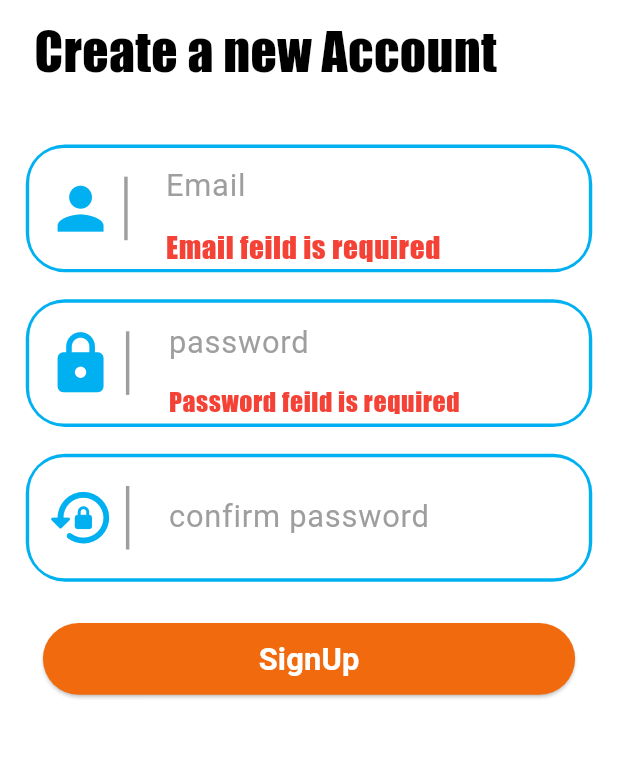
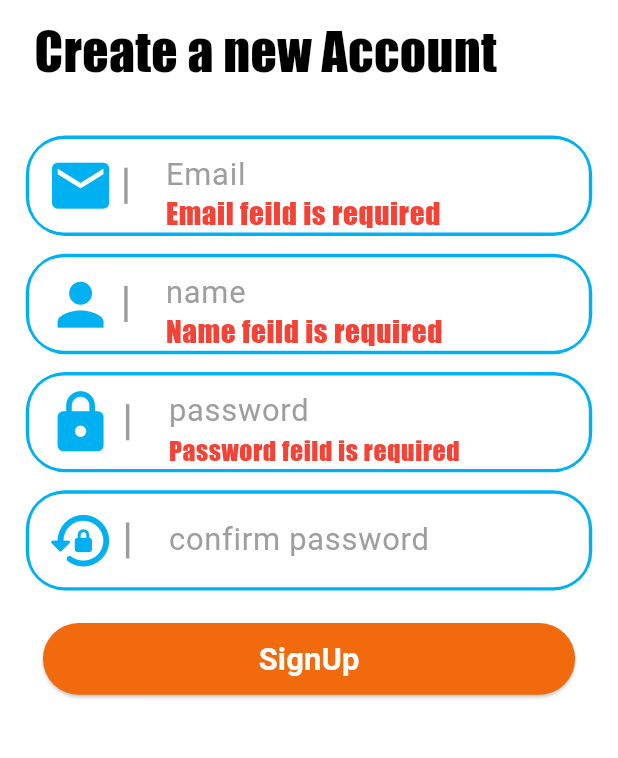
Before and after one commit to Mohand-2004/Chatti, a Flutter app: the SignupScreen screen opened directly, after a tap on "SignUp", on a phone screen of 412 x 824 dp, the part 430-1188 px from its top. Run offline on Flutter 3.47's test engine with Material 3 defaults, Android fonts, the phone set to English and light mode, and no system bars; our stand-ins replace cloud_firestore, device_preview, firebase_auth, firebase_core, flutter_bloc, flutter_screenutil; accounts and stored records are empty.

Commit message:
add users firestore

```diff
--- a/lib/cubits/auth cubit/signup_auth_cubit.dart
+++ b/lib/cubits/auth cubit/signup_auth_cubit.dart
@@ -1,16 +1,29 @@
 import 'package:firebase_auth/firebase_auth.dart';
 import 'package:my_app/cubits/auth%20cubit/states.dart';
 import 'package:flutter_bloc/flutter_bloc.dart';
+import 'package:my_app/models/firebase_collections.dart';
 
 class SignUpAuthCubit extends Cubit<AuthState>{
   SignUpAuthCubit() : super(NullState());
-  void signUp(String email,String password) async {
+
+  void _addUser(String email,String password,String name){
+    fireUsers.add(
+      {
+        'email' : email,
+        'name' : name,
+        'password' : password,
+      }
+    );
+  }
+
+  void signUp(String email,String password,String name) async {
     emit(LoadingState());
     try{
       await FirebaseAuth.instance.createUserWithEmailAndPassword(
         email: email,
         password: password
       );
+      _addUser(email,password,name);
       emit(SuccessState());
     }
     on FirebaseAuthException catch(e){
--- a/lib/cubits/core_controller.dart
+++ b/lib/cubits/core_controller.dart
@@ -6,6 +6,7 @@ class CoreController{
   GlobalKey<FormState> signUpValidationsKey = GlobalKey();
   GlobalKey<FormState> loginValidationsKey = GlobalKey();
   TextEditingController emailSignController = TextEditingController();
+  TextEditingController nameSignController = TextEditingController();
   TextEditingController passwordSignController = TextEditingController();
   TextEditingController confirmpasswordController = TextEditingController();
   TextEditingController emailLoginController = TextEditingController();
@@ -13,8 +14,9 @@ class CoreController{
   SignUpAuthCubit signUpAuthCubit = SignUpAuthCubit();
   LoginAuthCubit loginAuthCubit = LoginAuthCubit();
 
+
   void signUp(){
-    signUpAuthCubit.signUp(emailSignController.text,passwordSignController.text);
+    signUpAuthCubit.signUp(emailSignController.text,passwordSignController.text,nameSignController.text);
   }
 
   void login(){
--- a/lib/cubits/login auth cubit/login_auth_cubit.dart
+++ b/lib/cubits/login auth cubit/login_auth_cubit.dart
@@ -1,14 +1,28 @@
 import 'package:firebase_auth/firebase_auth.dart';
 import 'package:flutter_bloc/flutter_bloc.dart';
 import 'package:my_app/cubits/login%20auth%20cubit/states.dart';
+import 'package:my_app/models/firebase_collections.dart';
+import 'package:my_app/models/user.dart';
 
 class LoginAuthCubit extends Cubit<LoginState>{
-  LoginAuthCubit() : super(LoginSuccessState());
+  AppUser? currentUser;
+  LoginAuthCubit() : super(LoginNullState());
+
+  Future<AppUser?> selectUserByEmail(String email) async {
+    var response = await fireUsers.get();
+    for(var user in response.docs){
+      if(user['email'] == email){
+        return AppUser.fromFirebaseJson(user);
+      }
+    }
+    return null;
+  }
 
   void login(String email,String password) async {
     emit(LoginLoadingState());
     try{
       await FirebaseAuth.instance.signInWithEmailAndPassword(email: email,password: password);
+      currentUser = await selectUserByEmail(email);
       emit(LoginSuccessState());
     }
     on FirebaseAuthException{
--- /dev/null
+++ b/lib/models/firebase_collections.dart
@@ -0,0 +1,10 @@
+import 'package:cloud_firestore/cloud_firestore.dart';
+
+enum FirebaseCollections{
+  chats,
+  massages,
+  users,
+}
+CollectionReference fireUsers = FirebaseFirestore.instance.collection(FirebaseCollections.users.name);
+CollectionReference fireMassages = FirebaseFirestore.instance.collection(FirebaseCollections.massages.name);
+CollectionReference fireChats = FirebaseFirestore.instance.collection(FirebaseCollections.chats.name);
--- /dev/null
+++ b/lib/models/user.dart
@@ -0,0 +1,22 @@
+import 'package:cloud_firestore/cloud_firestore.dart';
+
+class AppUser{
+  late final String _email;
+  late final String _password;
+  late final String _name;
+  AppUser({required String name,required String email,required String password}){
+    _email = email;
+    _password = password;
+    _name = name;
+  }
+  factory AppUser.fromFirebaseJson(QueryDocumentSnapshot json){
+    return AppUser(
+      name: json['name'],
+      email: json['email'],
+      password: json['password'],
+    );
+  }
+  String get email => _email;
+  String get password => _password;
+  String get name => _name;
+}
--- a/lib/screens/home_page.dart
+++ b/lib/screens/home_page.dart
@@ -6,11 +6,13 @@ import 'package:my_app/cubits/core_controller.dart';
 import 'package:my_app/cubits/login%20auth%20cubit/login_auth_cubit.dart';
 import 'package:my_app/cubits/login%20auth%20cubit/states.dart';
 import 'package:my_app/models/app_colors.dart';
+import 'package:my_app/models/user.dart';
 import 'package:my_app/widgets/adaptive_loading_indicator.dart';
 import 'package:my_app/widgets/logout_confirm_alert.dart';
 
-class HomePage extends StatefulWidget {
-  const HomePage({super.key});
+class HomePage extends StatefulWidget{
+  final AppUser user;
+  const HomePage({super.key,required this.user});
   @override
   State<HomePage> createState() => _HomePageState();
 }
@@ -105,7 +107,7 @@ class _HomePageState extends State<HomePage> {
               alignment: Alignment.center,
               color: Colors.white,
               child: Text(
-                'Text',
+                'email : ${widget.user.email}\nname : ${widget.user.name}\npassword ${widget.user.password}',
                 style: TextStyle(
                   fontSize: 30.sp,
                 ),
--- a/lib/screens/login_screen.dart
+++ b/lib/screens/login_screen.dart
@@ -102,7 +102,7 @@ class LoginScreen extends StatelessWidget{
                                       return null;
                                     },
                                     hinttext: 'Email',
-                                    icon: Icons.person,
+                                    icon: Icons.email_rounded,
                                     controller: coreController.emailLoginController,
                                   ),
                                 ),
--- a/lib/screens/signup_screen.dart
+++ b/lib/screens/signup_screen.dart
@@ -114,7 +114,7 @@ class SignupScreen extends StatelessWidget {
                               children: [
                                 // top space
                                 SizedBox(
-                                  height: 15.h,
+                                  height: 10.h,
                                 ),
 
                                 // user name feild
@@ -134,7 +134,7 @@ class SignupScreen extends StatelessWidget {
                                           return null;
                                         },
                                         hinttext: 'Email',
-                                        icon: Icons.person,
+                                        icon: Icons.email,
                                         controller: coreController.emailSignController,
                                       );
                                     },
@@ -143,7 +143,26 @@ class SignupScreen extends StatelessWidget {
 
                                 // space between
                                 SizedBox(
-                                  height: 15.h,
+                                  height: 10.h,
+                                ),
+
+                                Expanded(
+                                  child: Entry(
+                                    validations: (value) {
+                                      if (value == null || value == ''){
+                                        return 'Name feild is required';
+                                      }
+                                      return null;
+                                    },
+                                    hinttext: 'name',
+                                    icon: Icons.person,
+                                    controller: coreController.nameSignController,
+                                  ),
+                                ),
+
+                                // space between
+                                SizedBox(
+                                  height: 10.h,
                                 ),
 
                                 // password feild
@@ -168,14 +187,14 @@ class SignupScreen extends StatelessWidget {
 
                                 // space between
                                 SizedBox(
-                                  height: 15.h,
+                                  height: 10.h,
                                 ),
 
                                 // confirm password feild
                                 Expanded(
                                   child: InputPasswordEntry(
                                     validations: (value) {
-                                      if (coreController.passwordSignValidate() && coreController.emailSignController.text != '' && !coreController.matchPasswordsValidate()){
+                                      if (coreController.passwordSignValidate() && coreController.emailSignController.text != '' && !coreController.matchPasswordsValidate() && coreController.nameSignController.text != ''){
                                         return "Passwords don't match";
                                       }
                                       return null;
@@ -188,7 +207,7 @@ class SignupScreen extends StatelessWidget {
 
                                 // bottom space
                                 SizedBox(
-                                  height: 15.h,
+                                  height: 10.h,
                                 ),
                               ],
                             ),
--- a/lib/widgets/massaging_text_feild.dart
+++ b/lib/widgets/massaging_text_feild.dart
@@ -66,6 +66,7 @@ class _MassagingTextFeildState extends State<MassagingTextFeild>{
               enableSubmit ? IconButton(
                 onPressed: (){
                   widget.submitCommand(controller.text);
+                  controller.text = '';
                 },
                 padding: const EdgeInsets.only(left: 5),
                 icon: Icon(
--- a/pubspec.yaml
+++ b/pubspec.yaml
@@ -28,6 +28,7 @@ environment:
 # the latest version available on pub.dev. To see which dependencies have newer
 # versions available, run `flutter pub outdated`.
 dependencies:
+  cloud_firestore: ^4.17.5
   firebase_auth: ^4.20.0
   firebase_core: ^2.32.0
   flutter_bloc: ^8.1.3
```
Also changed, not shown: lib/main.dart (+5 -3 lines), pubspec.lock, 3 other files.
